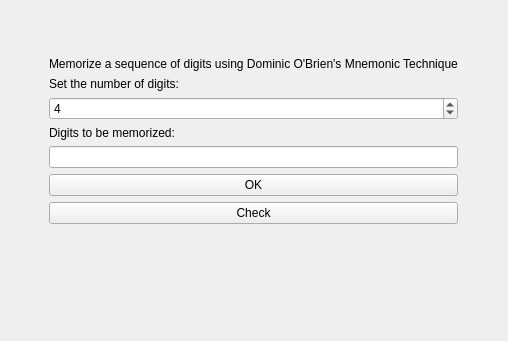
RodolfoAndrade/BrainTrainer, file QtApp/MnmonicGame.ui: the form before one commit.
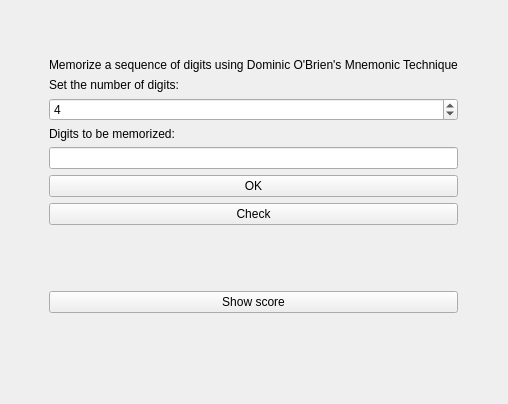
The form after the commit.

Commit message: adding showScore button; fixing bug when saving score.

```diff
--- a/QtApp/MnmonicGame.ui
+++ b/QtApp/MnmonicGame.ui
@@ -7,7 +7,7 @@
     <x>0</x>
     <y>0</y>
     <width>508</width>
-    <height>341</height>
+    <height>404</height>
    </rect>
   </property>
   <property name="windowTitle">
@@ -20,7 +20,7 @@
       <x>0</x>
       <y>0</y>
       <width>507</width>
-      <height>340</height>
+      <height>371</height>
      </rect>
     </property>
     <layout class="QHBoxLayout" name="horizontalLayout">
@@ -120,6 +120,13 @@
            </property>
           </widget>
          </item>
+         <item>
+          <widget class="QPushButton" name="scoreButton">
+           <property name="text">
+            <string>Show score</string>
+           </property>
+          </widget>
+         </item>
         </layout>
        </item>
        <item>
```
The commit also changes 5 other files.
